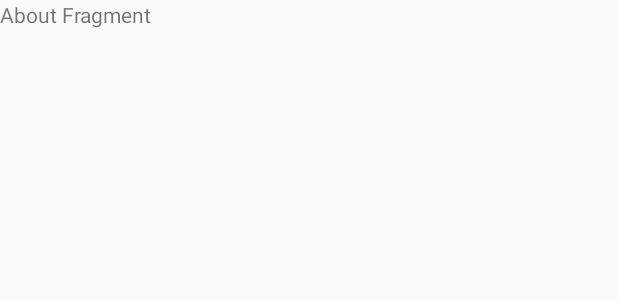
After one commit to borlikk/ShoppingAID, an Android app: the layout fragment_about.xml on its own in the app's theme, with its tools: preview values and no code run, on a phone screen of 412 x 824 dp. The commit adds this screen. Shown: the top 300 px of the screen. Run offline under Robolectric (Android 15) with nearby library versions, the phone set to English and light mode, and no system bars.

Commit message:
Small Changes

```diff
--- /dev/null
+++ b/app/src/main/res/layout/fragment_about.xml
@@ -0,0 +1,20 @@
+<?xml version="1.0" encoding="utf-8"?>
+<FrameLayout xmlns:android="http://schemas.android.com/apk/res/android"
+    xmlns:tools="http://schemas.android.com/tools"
+    android:layout_width="match_parent"
+    android:layout_height="match_parent"
+    tools:context=".fragments.AboutFragment">
+
+    <RelativeLayout
+        android:layout_width="match_parent"
+        android:layout_height="match_parent"
+        >
+        <TextView
+            android:layout_width="match_parent"
+            android:layout_height="match_parent"
+            android:text="@string/abtfrag"
+            android:layout_centerInParent="true"/>
+
+    </RelativeLayout>
+
+</FrameLayout>
--- a/app/src/main/res/menu/nav_menu.xml
+++ b/app/src/main/res/menu/nav_menu.xml
@@ -9,4 +9,10 @@
         android:icon="@drawable/ic_baseline_map_24"
         android:title="@string/navnamemap"/>
 
+    <item
+        android:id="@+id/ic_about"
+        android:icon="@drawable/ic_baseline_info_24"
+        android:title="@string/navnameabout"/>
+
+
 </menu>
--- a/app/src/main/res/values/strings.xml
+++ b/app/src/main/res/values/strings.xml
@@ -5,6 +5,8 @@
     <string name="prevtext">Please Scan the QR Code</string>
     <string name="homefrag">Home Fragment</string>
     <string name="mapfrag">Nav Fragment</string>
-    <string name ="navnamehome">Home</string>
-    <string name ="navnamemap">Navi</string>
+    <string name="navnamehome">Home</string>
+    <string name="navnamemap">Navi</string>
+    <string name="abtfrag">About Fragment</string>
+    <string name="navnameabout">About</string>
 </resources>
```
Also changed, not shown: app/src/main/java/com/onehitwonders/startpage/ShoppingHomepage.kt (+25 -0 lines), app/src/main/java/com/onehitwonders/startpage/fragments/AboutFragment.kt (added, +20 -0 lines), app/src/main/res/drawable/ic_baseline_info_24.xml (added, +10 -0 lines), app/src/main/res/layout/activity_main.xml (+4 -4 lines).
